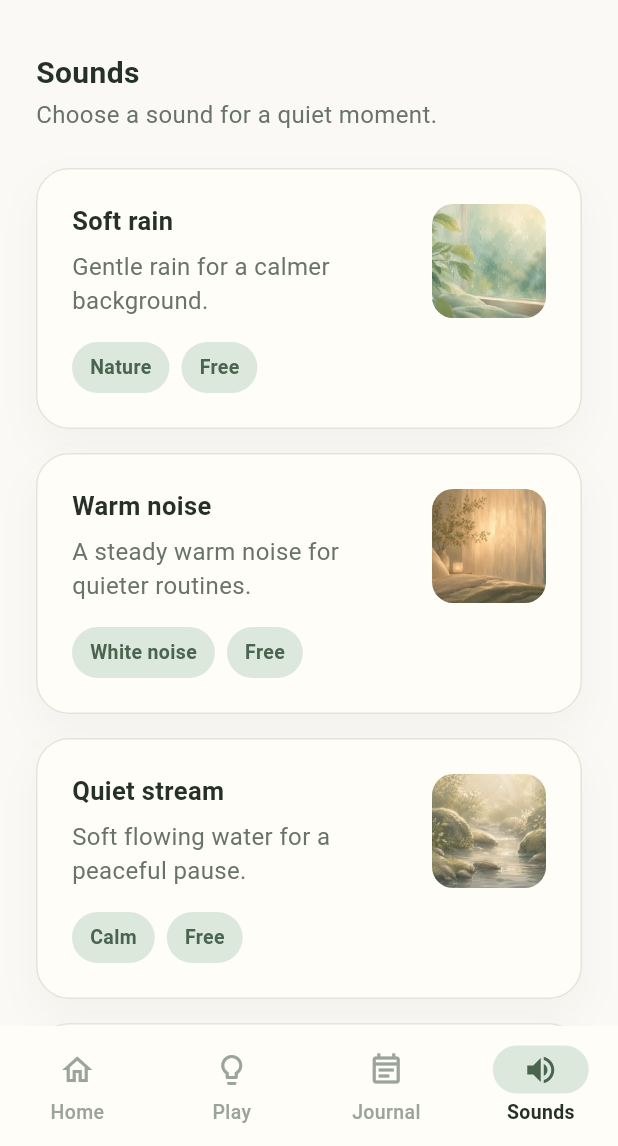
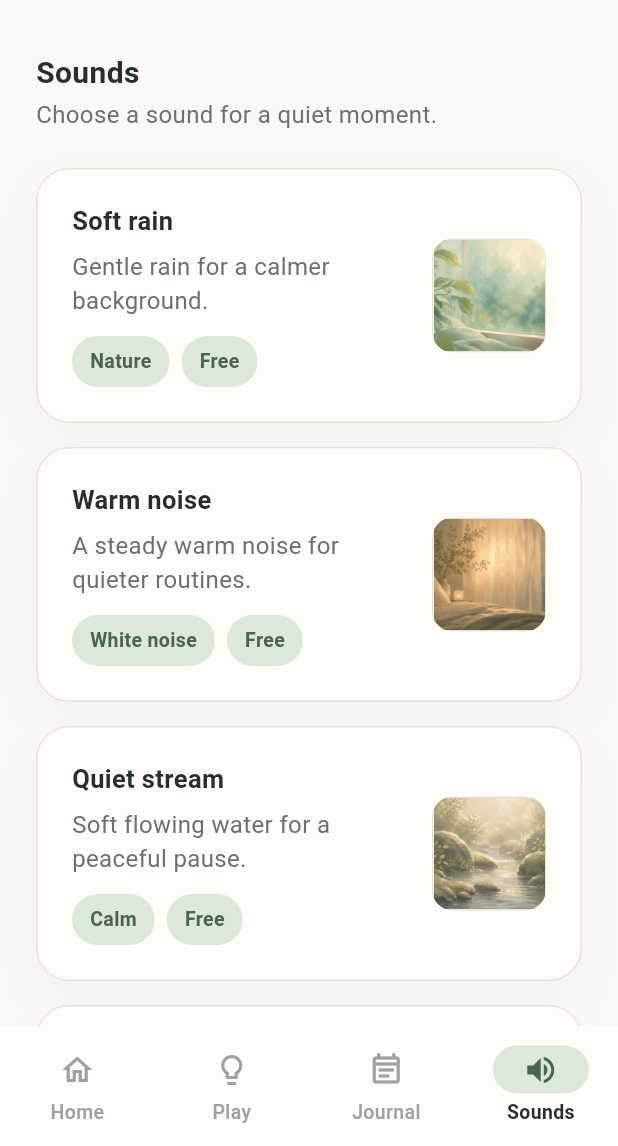
Before and after one commit to lukexd09/nurtly-app, a Flutter app: the screen it shows after launch, item 4 of the bottom bar chosen, on a phone screen of 412 x 824 dp, the part 90-1236 px from its top. Run offline on Flutter 3.47's test engine with Material 3 defaults, Android fonts, the phone set to English and light mode, and no system bars; our stand-ins replace just_audio.

Commit message:
Refine Sounds list card layout

```diff
--- a/app/lib/features/sounds/sounds_screen.dart
+++ b/app/lib/features/sounds/sounds_screen.dart
@@ -46,7 +46,12 @@ class _SoundsScreenState extends State<SoundsScreen> {
           final sounds = snapshot.data?.sounds;
 
           return ListView(
-            padding: const EdgeInsets.all(AppSpacing.lg),
+            padding: const EdgeInsets.fromLTRB(
+              AppSpacing.lg,
+              AppSpacing.lg,
+              AppSpacing.lg,
+              AppSpacing.xxl,
+            ),
             children: [
               const SectionHeader(
                 title: 'Sounds',
@@ -108,16 +113,22 @@ class _SoundCard extends StatelessWidget {
       semanticLabel: 'Open ${sound.title}',
       onTap: onTap,
       child: Row(
-        crossAxisAlignment: CrossAxisAlignment.start,
+        crossAxisAlignment: CrossAxisAlignment.center,
         children: [
           Expanded(
             child: Column(
               crossAxisAlignment: CrossAxisAlignment.start,
+              mainAxisSize: MainAxisSize.min,
               children: [
                 Text(sound.title, style: AppTextStyles.cardTitle),
                 const SizedBox(height: AppSpacing.xs),
-                Text(sound.summary, style: AppTextStyles.body),
-                const SizedBox(height: AppSpacing.md),
+                Text(
+                  sound.summary,
+                  style: AppTextStyles.body,
+                  maxLines: 3,
+                  overflow: TextOverflow.ellipsis,
+                ),
+                const SizedBox(height: AppSpacing.sm),
                 _SoundMetadata(sound: sound),
               ],
             ),
@@ -145,6 +156,7 @@ class _SoundCardArtwork extends StatelessWidget {
       clipBehavior: Clip.antiAlias,
       decoration: BoxDecoration(
         borderRadius: BorderRadius.circular(14),
+        border: Border.all(color: AppColors.borderSoft),
       ),
       child: artworkAssetPath == null || artworkAssetPath.isEmpty
           ? _buildFallbackArtwork()
```
